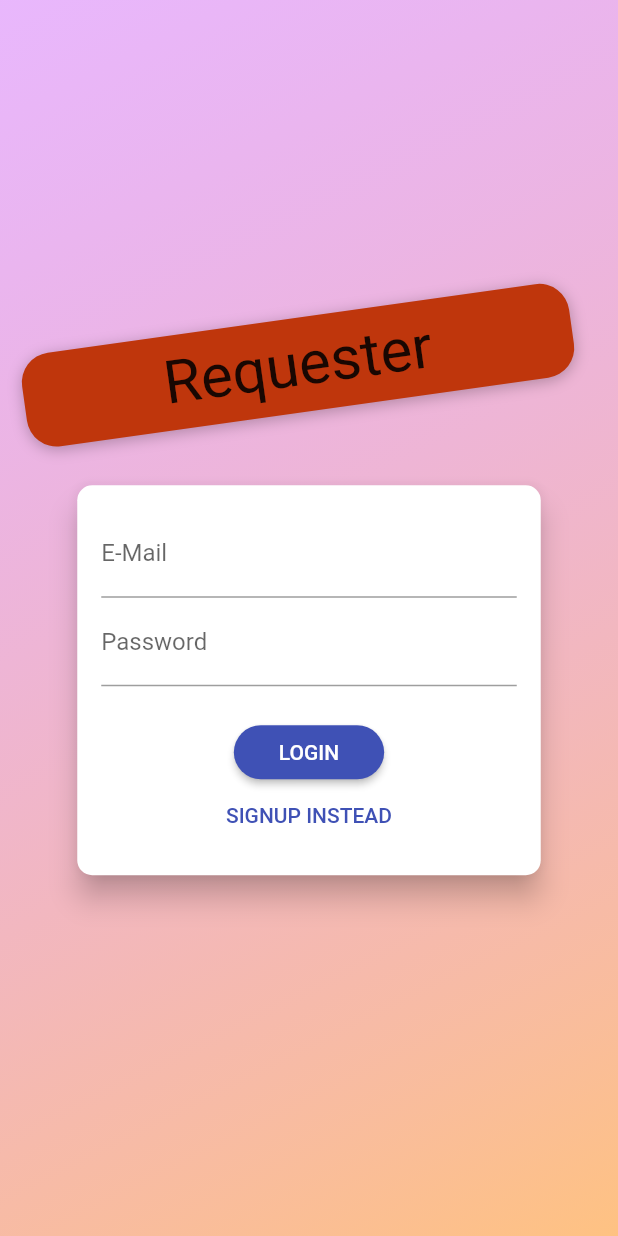
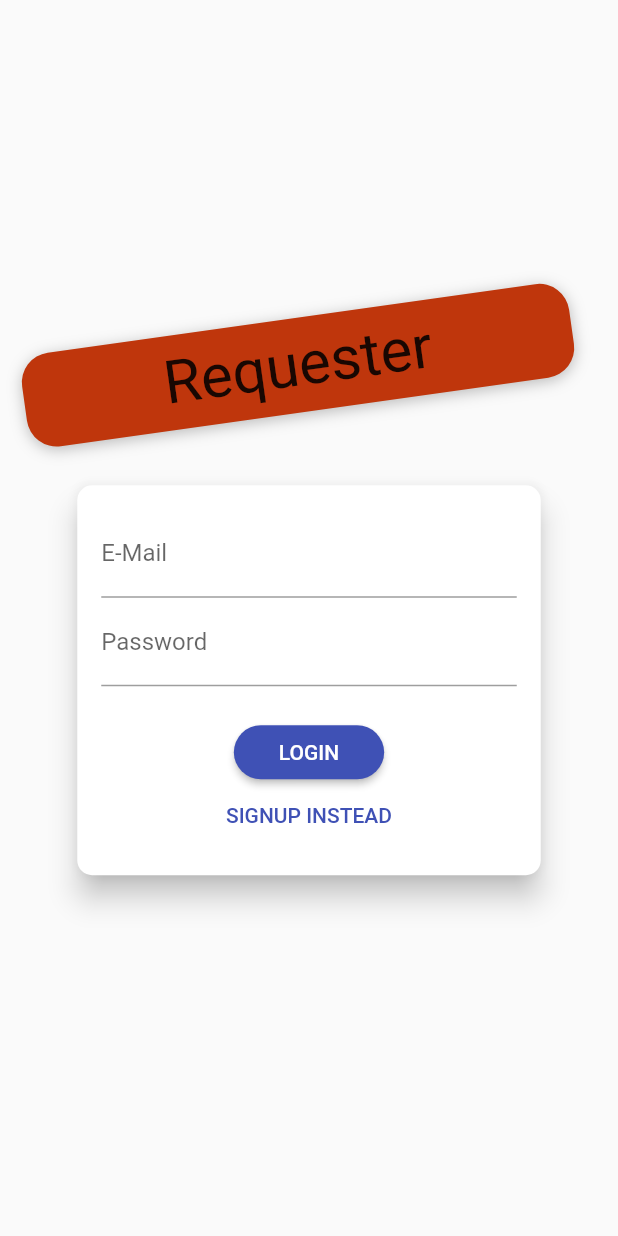
Before and after one commit to esther-joseph/CSCE_482_Campus_Requester, a Flutter app: the screen it shows after launch, on a phone screen of 412 x 824 dp. Run offline on Flutter 3.47's test engine with Material 2 defaults, Android fonts, the phone set to English and light mode, and no system bars; Roboto replaces fonts that are missing (Anton).

Commit message:
update ui

```diff
--- a/UI/requester/lib/screens/auth-screen.dart
+++ b/UI/requester/lib/screens/auth-screen.dart
@@ -16,19 +16,6 @@ class AuthScreen extends StatelessWidget {
       // resizeToAvoidBottomInset: false,
       body: Stack(
         children: <Widget>[
-          Container(
-            decoration: BoxDecoration(
-              gradient: LinearGradient(
-                colors: [
-                  Color.fromRGBO(215, 117, 255, 1).withOpacity(0.5),
-                  Color.fromRGBO(255, 188, 117, 1).withOpacity(0.9),
-                ],
-                begin: Alignment.topLeft,
-                end: Alignment.bottomRight,
-                stops: [0, 1],
-              ),
-            ),
-          ),
           SingleChildScrollView(
             child: Container(
               height: deviceSize.height,
```
